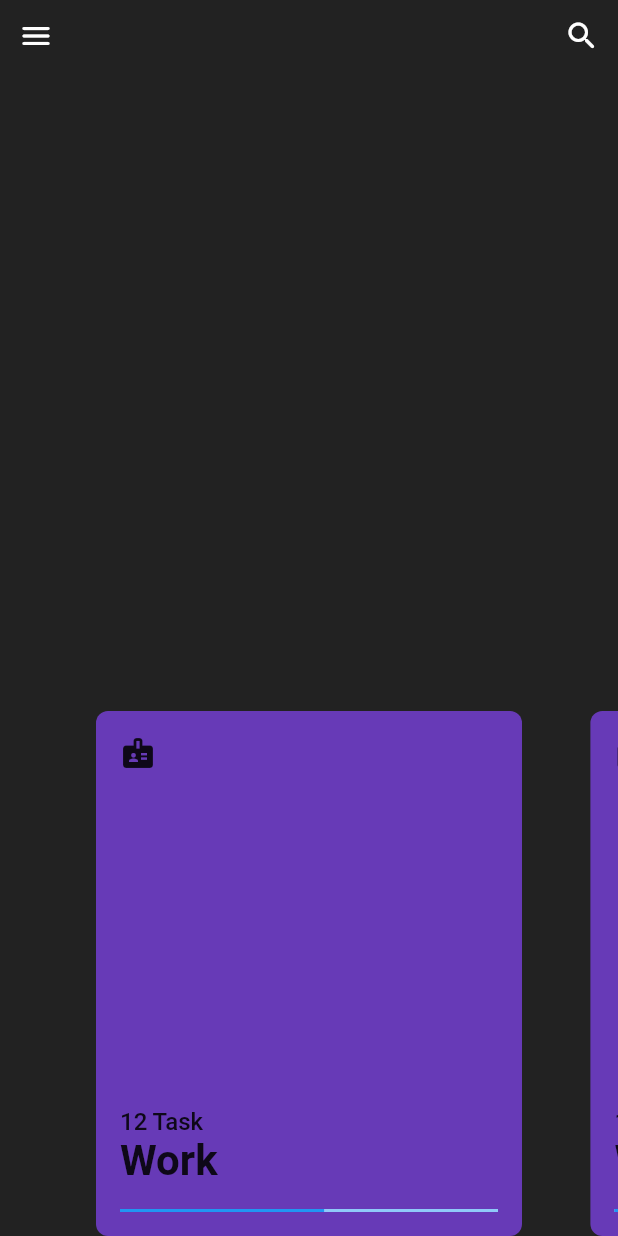
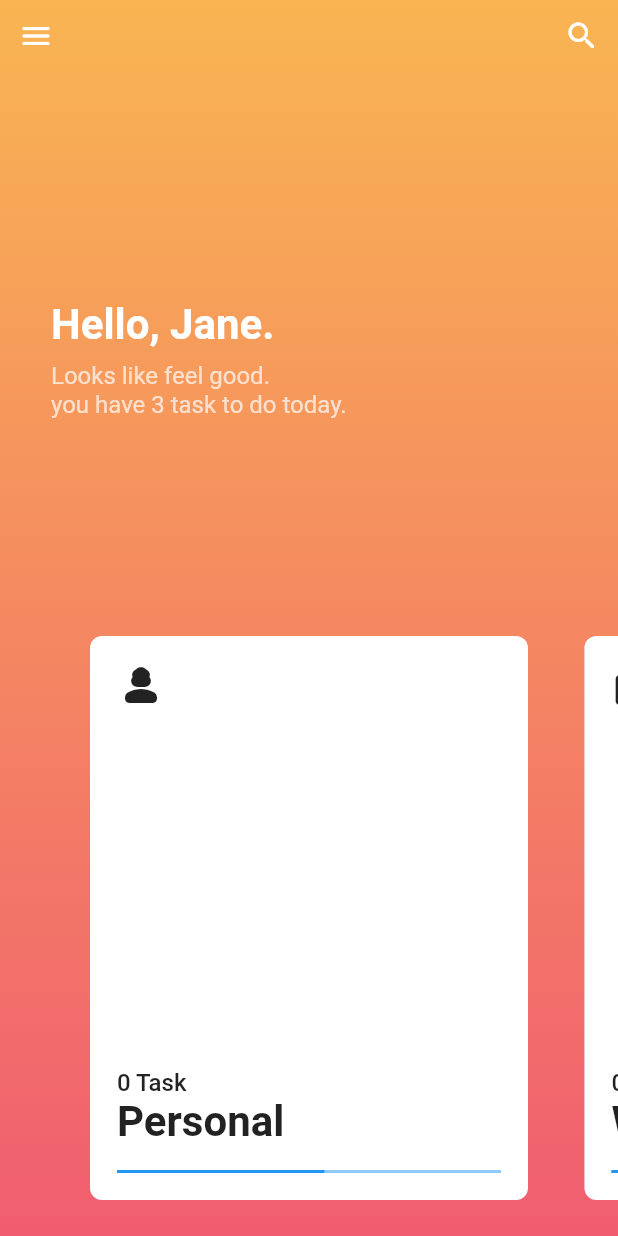
Before and after one commit to sumit-coder/flutter_todo_animation, a Flutter app: the screen it shows after launch, on a phone screen of 412 x 824 dp. Run offline on Flutter 3.47's test engine with Material 2 defaults, Android fonts, the light colour scheme and no system bars; drawn by our look-alikes of carousel_slider; our stand-ins replace flutter_animate.

Commit message:
some more work

```diff
--- /dev/null
+++ b/lib/models/todo_collection_model.dart
@@ -0,0 +1,55 @@
+import 'package:flutter/material.dart';
+
+class TodoCollectionModel {
+  final String title;
+  final IconData iconData;
+  final List<Color> gradientColors;
+  final List<dynamic> listOfTasks;
+
+  TodoCollectionModel({
+    required this.listOfTasks,
+    required this.title,
+    required this.iconData,
+    required this.gradientColors,
+  });
+}
+
+class TaskModel {
+  final String title;
+  final bool isDone;
+
+  TaskModel({
+    required this.isDone,
+    required this.title,
+  });
+}
+
+List<TodoCollectionModel> fakeData = [
+  TodoCollectionModel(
+    title: 'Personal',
+    iconData: Icons.person_3_rounded,
+    gradientColors: const [
+      Color(0xFFF9B552),
+      Color(0xFFF05D70),
+    ],
+    listOfTasks: [],
+  ),
+  TodoCollectionModel(
+    title: 'Work',
+    iconData: Icons.work_rounded,
+    gradientColors: const [
+      Color(0xFF63ADEF),
+      Color(0xFF526BE7),
+    ],
+    listOfTasks: [],
+  ),
+  TodoCollectionModel(
+    title: 'Other',
+    iconData: Icons.devices_other,
+    gradientColors: const [
+      Color(0xFFA492FC),
+      Color.fromARGB(255, 132, 107, 254),
+    ],
+    listOfTasks: [],
+  ),
+];
--- a/lib/screens/dashboard.dart
+++ b/lib/screens/dashboard.dart
@@ -1,6 +1,8 @@
 import 'package:flutter/material.dart';
+import 'package:flutter/services.dart';
 import 'package:flutter_animate/flutter_animate.dart';
 import 'package:carousel_slider/carousel_slider.dart';
+import 'package:todo_animation_pro/models/todo_collection_model.dart';
 
 class DashboardScreen extends StatefulWidget {
   const DashboardScreen({Key? key}) : super(key: key);
@@ -11,32 +13,89 @@ class DashboardScreen extends StatefulWidget {
 
 class _DashboardScreenState extends State<DashboardScreen> {
   bool fullMode = false;
+  int activeTodoCollection = 0;
+
+  @override
+  void initState() {
+    // TODO: implement initState
+    super.initState();
+    SystemChrome.setEnabledSystemUIMode(
+      SystemUiMode.manual,
+      overlays: [
+        SystemUiOverlay.top,
+      ],
+    );
+  }
 
   @override
   Widget build(BuildContext context) {
-    var size = MediaQuery.of(context).size;
+    var size = MediaQuery.of(context);
     return Scaffold(
-      backgroundColor: Colors.black87,
-      body: SafeArea(
-        child: Container(
+      // backgroundColor: Colors.black87,
+      body: AnimatedContainer(
+        duration: 500.ms,
+        decoration: BoxDecoration(
+          gradient: LinearGradient(
+            begin: Alignment.topCenter,
+            end: Alignment.bottomCenter,
+            colors: [
+              ...fakeData[activeTodoCollection].gradientColors,
+              // Color(0xFF63ADEF),
+              // Color(0xFF526BE7),
+            ],
+          ),
+        ),
         child: Stack(
           children: [
             // FullVersionCard(),
+            Positioned(
+              top: 200,
+              left: 34,
+              right: 0,
+              child: Column(
+                crossAxisAlignment: CrossAxisAlignment.start,
+                children: const [
+                  Text(
+                    "Hello, Jane.",
+                    style: TextStyle(
+                      fontSize: 28,
+                      fontWeight: FontWeight.w700,
+                      color: Colors.white,
+                    ),
+                  ),
+                  SizedBox(height: 8),
+                  Text(
+                    "Looks like feel good. \nyou have 3 task to do today.",
+                    style: TextStyle(
+                      fontSize: 16,
+                      color: Colors.white70,
+                    ),
+                  ),
+                ],
+              ),
+            ),
             Positioned(
               bottom: 0,
               left: 0,
               right: 0,
               child: CarouselSlider(
                 options: CarouselOptions(
-                    height: fullMode ? size.height : 400.0,
+                  onPageChanged: (index, reason) {
+                    setState(() {
+                      activeTodoCollection = index;
+                    });
+                  },
+                  height: fullMode ? size.size.height : 400.0,
                   clipBehavior: Clip.none,
                   enableInfiniteScroll: false,
                   viewportFraction: fullMode ? 1 : 0.8,
+                  scrollPhysics: fullMode ? const NeverScrollableScrollPhysics() : null,
                 ),
-                  items: [1, 2, 3].map((i) {
+                items: fakeData.map((item) {
                   return Builder(
                     builder: (BuildContext context) {
                       return FullVersionCard(
+                        todoCollection: item,
                         onTap: () {
                           if (fullMode) {
                             print('object');
@@ -60,109 +119,8 @@ class _DashboardScreenState extends State<DashboardScreen> {
                 }).toList(),
               ),
             ),
-              // Positioned(
-              //   bottom: 24,
-              //   left: 0,
-              //   right: 0,
-              //   child: Column(
-              //     children: [
-              //       AnimatedContainer(
-              //         duration: 300.ms,
-              //         height: fullMode ? size.height - 64 : 350,
-              //         width: fullMode ? size.width : 284,
-              //         padding: const EdgeInsets.all(16),
-              //         decoration: BoxDecoration(
-              //           color: Colors.deepPurple,
-              //           borderRadius: BorderRadius.circular(8),
-              //         ),
-              //         child: InkWell(
-              //           onTap: () {
-              //             setState(() {
-              //               fullMode = !fullMode;
-              //             });
-              //           },
-              //           child: Column(
-              //             crossAxisAlignment: CrossAxisAlignment.start,
-              //             mainAxisAlignment: MainAxisAlignment.spaceBetween,
-              //             children: [
-              //               // if (fullMode) AnimatedContainer(duration: 300.ms, height: fullMode ? 74 : 0),
-              //               AnimatedPadding(
-              //                 duration: 200.ms,
-              //                 padding: EdgeInsets.only(top: fullMode ? 100 : 0),
-              //                 child: const Icon(Icons.badge),
-              //               ),
-              //               Column(
-              //                 crossAxisAlignment: CrossAxisAlignment.start,
-              //                 mainAxisAlignment: MainAxisAlignment.end,
-              //                 children: [
-              //                   Column(
-              //                     crossAxisAlignment: CrossAxisAlignment.start,
-              //                     children: const [
-              //                       Text(
-              //                         "12 Task",
-              //                         style: TextStyle(
-              //                           fontSize: 16,
-              //                           fontWeight: FontWeight.w500,
-              //                         ),
-              //                       ),
-              //                       Text(
-              //                         "Work",
-              //                         style: TextStyle(
-              //                           fontSize: 28,
-              //                           fontWeight: FontWeight.w700,
-              //                         ),
-              //                       ),
-              //                       SizedBox(height: 16),
-              //                       LinearProgressIndicator(
-              //                         minHeight: 2,
-              //                         value: 0.54,
-              //                       ),
-              //                     ],
-              //                   ),
-              //                   AnimatedCrossFade(
-              //                     firstChild: AnimatedContainer(
-              //                       height: fullMode ? 500 : 0,
-              //                       duration: 300.ms,
-              //                       child: Stack(
-              //                         children: [
-              //                           ListView.builder(
-              //                             itemCount: 10,
-              //                             shrinkWrap: true,
-              //                             itemBuilder: (BuildContext context, int index) {
-              //                               return Row(children: const [
-              //                                 Icon(
-              //                                   Icons.check_box,
-              //                                   size: 18,
-              //                                 ),
-              //                                 SizedBox(width: 8),
-              //                                 Text(
-              //                                   'data',
-              //                                   style: TextStyle(
-              //                                     fontSize: 16,
-              //                                   ),
-              //                                 ),
-              //                               ]);
-              //                             },
-              //                           )
-              //                         ],
-              //                       ),
-              //                     ),
-              //                     secondChild: const SizedBox(),
-              //                     crossFadeState: fullMode ? CrossFadeState.showFirst : CrossFadeState.showSecond,
-              //                     duration: 300.ms,
-              //                   ),
-              //                 ],
-              //               ),
-              //               // if (fullMode) SizedBox()
-              //             ],
-              //           ),
-              //         ),
-              //       ),
-              //     ],
-              //   ),
-              // ),
             Positioned(
-                top: 0,
+              top: size.padding.top,
               right: 0,
               left: 0,
               child: Row(
@@ -188,15 +146,15 @@ class _DashboardScreenState extends State<DashboardScreen> {
           ],
         ),
       ),
-      ),
     );
   }
 }
 
 class FullVersionCard extends StatefulWidget {
-  const FullVersionCard({Key? key, required this.onTap}) : super(key: key);
+  const FullVersionCard({Key? key, required this.onTap, required this.todoCollection}) : super(key: key);
 
   final Function onTap;
+  final TodoCollectionModel todoCollection;
 
   @override
   State<FullVersionCard> createState() => _FullVersionCardState();
@@ -206,18 +164,19 @@ class _FullVersionCardState extends State<FullVersionCard> {
   bool fullMode = false;
   @override
   Widget build(BuildContext context) {
-    var size = MediaQuery.of(context).size;
+    var size = MediaQuery.of(context);
     return Container(
       child: Column(
         mainAxisAlignment: MainAxisAlignment.end,
         children: [
           AnimatedContainer(
+            margin: EdgeInsets.only(bottom: fullMode ? 0 : 24),
             duration: 300.ms,
-            height: fullMode ? size.height - 64 : 350,
-            width: fullMode ? size.width : 284,
-            padding: const EdgeInsets.all(16),
+            height: fullMode ? size.size.height - size.padding.top : 376,
+            width: fullMode ? size.size.width : 292,
+            padding: const EdgeInsets.all(18),
             decoration: BoxDecoration(
-              color: Colors.deepPurple,
+              color: Colors.white,
               borderRadius: BorderRadius.circular(8),
             ),
             child: InkWell(
@@ -235,7 +194,10 @@ class _FullVersionCardState extends State<FullVersionCard> {
                   AnimatedPadding(
                     duration: 200.ms,
                     padding: EdgeInsets.only(top: fullMode ? 100 : 0),
-                    child: const Icon(Icons.badge),
+                    child: Icon(
+                      widget.todoCollection.iconData,
+                      size: 32,
+                    ),
                   ),
                   Column(
                     crossAxisAlignment: CrossAxisAlignment.start,
@@ -243,23 +205,23 @@ class _FullVersionCardState extends State<FullVersionCard> {
                     children: [
                       Column(
                         crossAxisAlignment: CrossAxisAlignment.start,
-                        children: const [
+                        children: [
                           Text(
-                            "12 Task",
-                            style: TextStyle(
+                            "${widget.todoCollection.listOfTasks.length} Task",
+                            style: const TextStyle(
                               fontSize: 16,
                               fontWeight: FontWeight.w500,
                             ),
                           ),
                           Text(
-                            "Work",
-                            style: TextStyle(
+                            widget.todoCollection.title,
+                            style: const TextStyle(
                               fontSize: 28,
                               fontWeight: FontWeight.w700,
                             ),
                           ),
-                          SizedBox(height: 16),
-                          LinearProgressIndicator(
+                          const SizedBox(height: 16),
+                          const LinearProgressIndicator(
                             minHeight: 2,
                             value: 0.54,
                           ),
@@ -269,26 +231,49 @@ class _FullVersionCardState extends State<FullVersionCard> {
                         firstChild: AnimatedContainer(
                           height: fullMode ? 500 : 0,
                           duration: 300.ms,
-                          child: Stack(
+                          // color: Colors.grey,
+                          child: Column(
+                            crossAxisAlignment: CrossAxisAlignment.start,
                             children: [
-                              ListView.builder(
-                                itemCount: 10,
-                                shrinkWrap: true,
+                              SizedBox(height: 16),
+                              const Text(
+                                'Today',
+                                style: TextStyle(
+                                  fontSize: 16,
+                                ),
+                              ),
+                              SizedBox(height: 16),
+                              Expanded(
+                                child: ListView.builder(
+                                  itemCount: 8,
+                                  // shrinkWrap: true,
+                                  padding: EdgeInsets.zero,
                                   itemBuilder: (BuildContext context, int index) {
-                                  return Row(children: const [
-                                    Icon(
-                                      Icons.check_box,
-                                      size: 18,
+                                    return Row(
+                                      children: [
+                                        Theme(
+                                          data: Theme.of(context).copyWith(
+                                            checkboxTheme: CheckboxThemeData(
+                                              checkColor: MaterialStateProperty.all(Colors.white),
+                                              fillColor: MaterialStateProperty.all(Colors.orange),
                                             ),
-                                    SizedBox(width: 8),
-                                    Text(
+                                          ),
+                                          child: Checkbox(
+                                            value: true,
+                                            onChanged: (value) {},
+                                          ),
+                                        ),
+                                        const SizedBox(width: 8),
+                                        const Text(
                                           'data',
                                           style: TextStyle(
                                             fontSize: 16,
                                           ),
                                         ),
-                                  ]);
+                                      ],
+                                    );
                                   },
+                                ),
                               )
                             ],
                           ),
```
Lines whose indentation alone changed are shown as unchanged.
